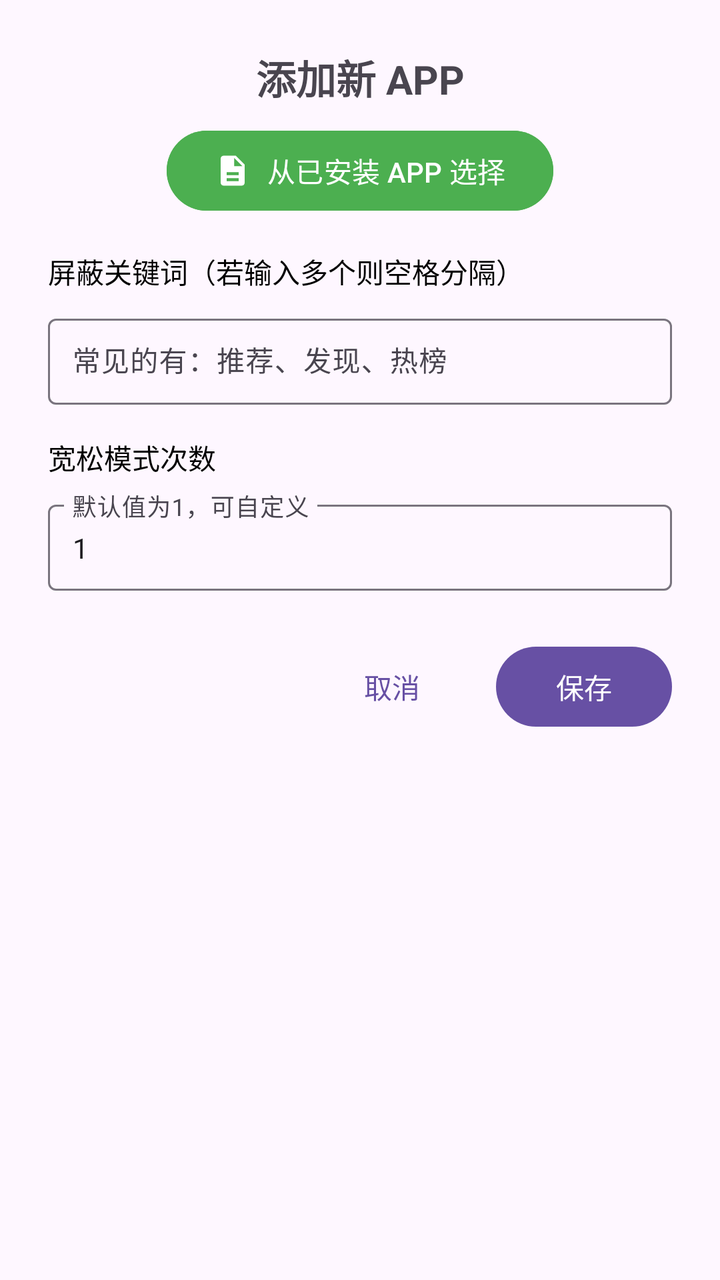
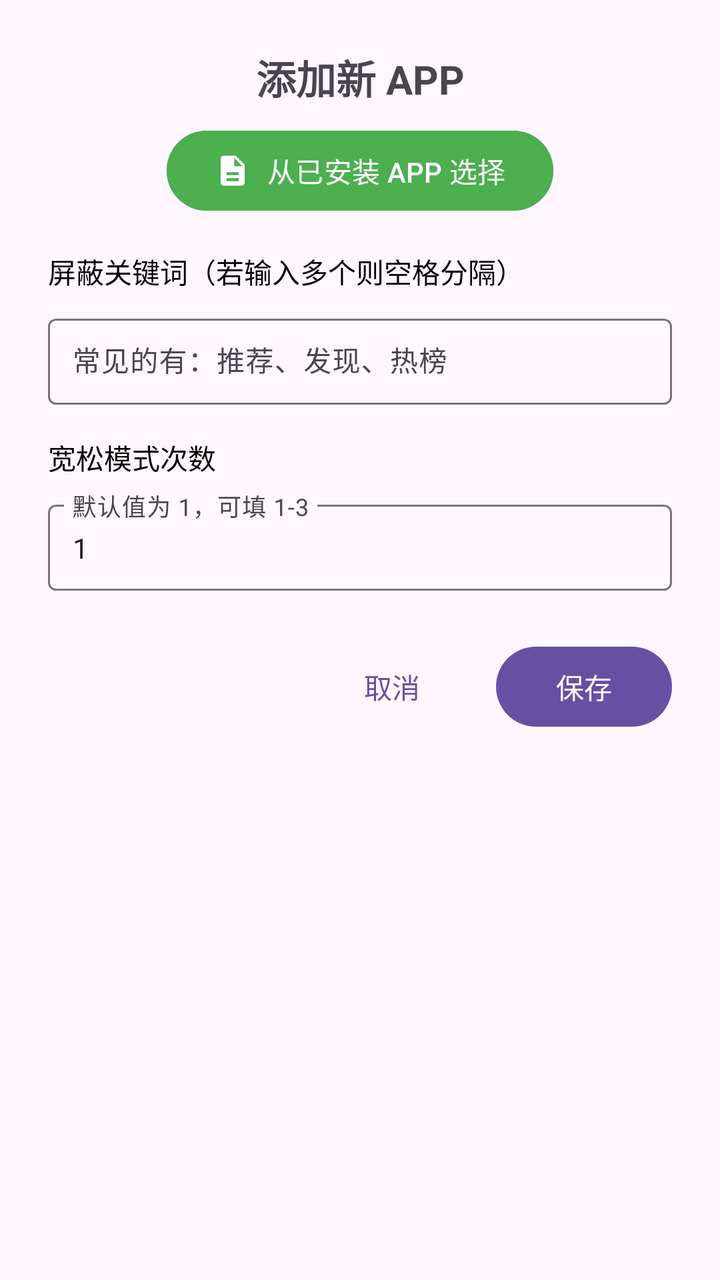

The first picture is an Android layout as it rendered before a commit; the second is the same layout after the commit. The layout source and the unified diff follow.
<!-- AndroidManifest.xml: application theme Theme.Basic -->
<!-- res/layout/dialog_add_app.xml -->
<?xml version="1.0" encoding="utf-8"?>
<LinearLayout xmlns:android="http://schemas.android.com/apk/res/android"
    xmlns:app="http://schemas.android.com/apk/res-auto"
    android:layout_width="match_parent"
    android:layout_height="wrap_content"
    android:orientation="vertical"
    android:padding="24dp">

    <TextView
        android:layout_width="match_parent"
        android:layout_height="wrap_content"
        android:text="添加新 APP"
        android:textSize="20sp"
        android:textStyle="bold"
        android:gravity="center"
        android:layout_marginBottom="8dp" />

    
    <Button
        android:id="@+id/btn_pick_installed_app"
        android:layout_width="wrap_content"
        android:layout_height="wrap_content"
        android:layout_gravity="center_horizontal"
        android:text="从已安装 APP 选择"
        android:textColor="@android:color/white"
        android:backgroundTint="#4CAF50"
        app:icon="@drawable/ic_menu_log"
        app:iconTint="@android:color/white"
        android:layout_marginBottom="16dp"
        style="@style/Widget.Material3.Button" />

    
    <LinearLayout
        android:id="@+id/layout_selected_app"
        android:layout_width="match_parent"
        android:layout_height="wrap_content"
        android:orientation="horizontal"
        android:gravity="center_vertical"
        android:padding="12dp"
        android:layout_marginBottom="16dp"
        android:visibility="gone"
        android:background="@drawable/bg_selected_app">

        <ImageView
            android:id="@+id/iv_selected_icon"
            android:layout_width="40dp"
            android:layout_height="40dp"
            android:layout_marginEnd="12dp"
            android:contentDescription="@null" />

        <LinearLayout
            android:layout_width="0dp"
            android:layout_height="wrap_content"
            android:layout_weight="1"
            android:orientation="vertical">

            <TextView
                android:id="@+id/tv_selected_name"
                android:layout_width="match_parent"
                android:layout_height="wrap_content"
                android:text="未选择应用"
                android:textSize="15sp"
                android:textStyle="bold"
                android:maxLines="1"
                android:ellipsize="end"
                android:textColor="@android:color/black" />

            <TextView
                android:id="@+id/tv_selected_package"
                android:layout_width="match_parent"
                android:layout_height="wrap_content"
                android:text="请点击上方按钮选择应用"
                android:textSize="12sp"
                android:maxLines="1"
                android:ellipsize="end"
                android:textColor="#757575" />

        </LinearLayout>

    </LinearLayout>

    
    <TextView
        android:layout_width="match_parent"
        android:layout_height="wrap_content"
        android:text="屏蔽关键词（若输入多个则空格分隔）"
        android:textSize="14sp"
        android:textColor="@android:color/black"
        android:layout_marginBottom="8dp" />

    <com.google.android.material.textfield.TextInputLayout
        android:id="@+id/layout_target_word"
        android:layout_width="match_parent"
        android:layout_height="wrap_content"
        android:layout_marginBottom="16dp"
        android:hint="常见的有：推荐、发现、热榜"
        app:hintTextColor="#757575"
        style="@style/Widget.Material3.TextInputLayout.OutlinedBox">

        <com.google.android.material.textfield.TextInputEditText
            android:id="@+id/et_target_word"
            android:layout_width="match_parent"
            android:layout_height="wrap_content"
            android:inputType="text"
            android:maxLines="1"
            android:textSize="14sp"
            android:padding="12dp" />

    </com.google.android.material.textfield.TextInputLayout>

    
    <TextView
        android:layout_width="match_parent"
        android:layout_height="wrap_content"
        android:text="宽松模式次数"
        android:textSize="14sp"
        android:textColor="@android:color/black"
        android:layout_marginBottom="8dp" />

    <com.google.android.material.textfield.TextInputLayout
        android:id="@+id/layout_relaxed_limit_count"
        android:layout_width="match_parent"
        android:layout_height="wrap_content"
        android:layout_marginBottom="24dp"
        android:hint="默认值为1，可自定义"
        app:hintTextColor="#757575"
        style="@style/Widget.Material3.TextInputLayout.OutlinedBox">

        <com.google.android.material.textfield.TextInputEditText
            android:id="@+id/et_relaxed_limit_count"
            android:layout_width="match_parent"
            android:layout_height="wrap_content"
            android:inputType="number"
            android:maxLines="1"
            android:text="1"
            android:textSize="14sp"
            android:padding="12dp" />

    </com.google.android.material.textfield.TextInputLayout>

    <LinearLayout
        android:layout_width="match_parent"
        android:layout_height="wrap_content"
        android:orientation="horizontal"
        android:gravity="end">

        <Button
            android:id="@+id/btn_cancel"
            android:layout_width="wrap_content"
            android:layout_height="wrap_content"
            android:text="取消"
            android:layout_marginEnd="8dp"
            style="@style/Widget.Material3.Button.TextButton" />

        <Button
            android:id="@+id/btn_save"
            android:layout_width="wrap_content"
            android:layout_height="wrap_content"
            android:text="保存"
            style="@style/Widget.Material3.Button" />

    </LinearLayout>

</LinearLayout>
<!-- resources referenced by this layout -->
<resources>
  <!-- drawable bg_selected_app (drawable) -->
  <?xml version="1.0" encoding="utf-8"?>
  <shape xmlns:android="http://schemas.android.com/apk/res/android"
      android:shape="rectangle">
      <solid android:color="@android:color/white" />
      <corners android:radius="12dp" />
      <stroke
          android:width="1dp"
          android:color="#D0D0D0" />
  </shape>
  <!-- drawable ic_menu_log (drawable) -->
  <vector xmlns:android="http://schemas.android.com/apk/res/android"
      android:width="24dp"
      android:height="24dp"
      android:viewportWidth="24"
      android:viewportHeight="24">
      <path
          android:fillColor="#202020"
          android:pathData="M14,2H6c-1.1,0 -2,0.9 -2,2v16c0,1.1 0.9,2 2,2h12c1.1,0 2,-0.9 2,-2V8l-6,-6zM13,9V3.5L18.5,9H13zM8,13h8v2H8v-2zM8,17h8v2H8v-2z" />
  </vector>
  <style name="Theme.Basic" parent="Base.Theme.Basic" />
  <style name="Base.Theme.Basic" parent="Theme.Material3.DayNight.NoActionBar">
          
          
      </style>
</resources>

<!-- the commit's change to res/layout/dialog_add_app.xml (unified diff, before → after) -->
@@ -122,7 +122,7 @@
         android:layout_width="match_parent"
         android:layout_height="wrap_content"
         android:layout_marginBottom="24dp"
-        android:hint="默认值为1，可自定义"
+        android:hint="默认值为 1，可填 1-3"
         app:hintTextColor="#757575"
         style="@style/Widget.Material3.TextInputLayout.OutlinedBox">
 
@@ -131,6 +131,7 @@
             android:layout_width="match_parent"
             android:layout_height="wrap_content"
             android:inputType="number"
+            android:maxLength="1"
             android:maxLines="1"
             android:text="1"
             android:textSize="14sp"
